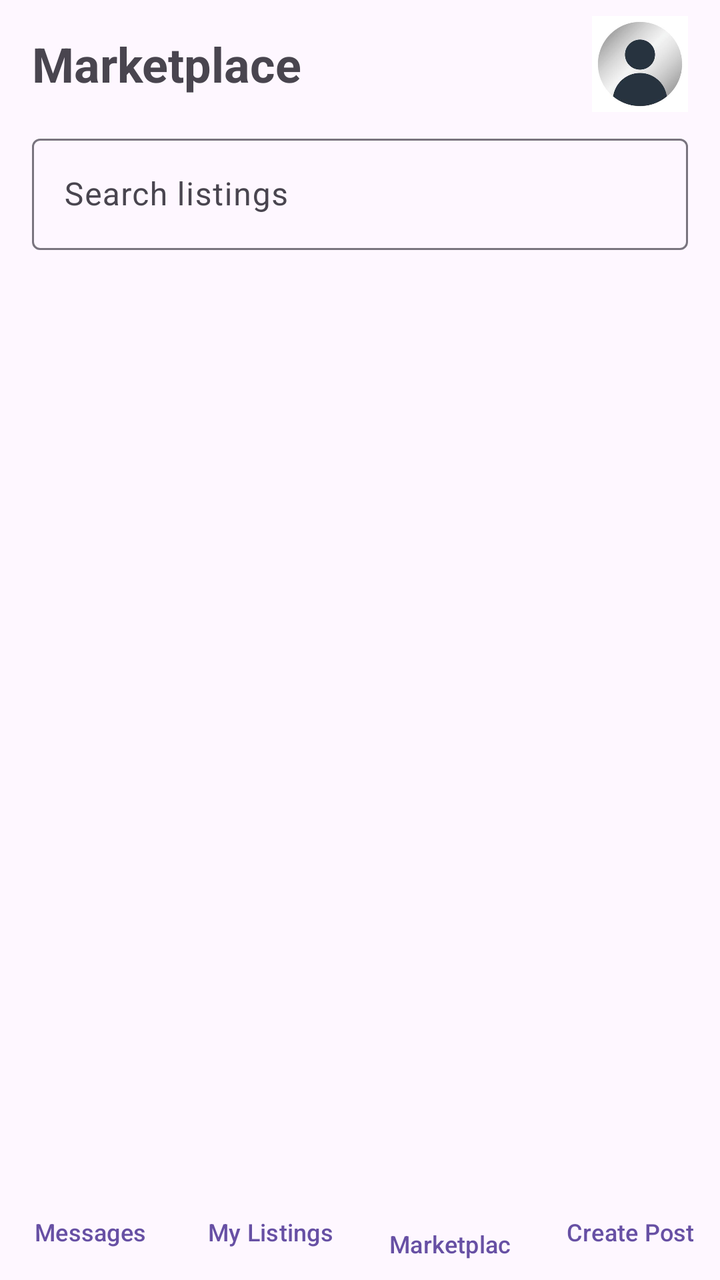
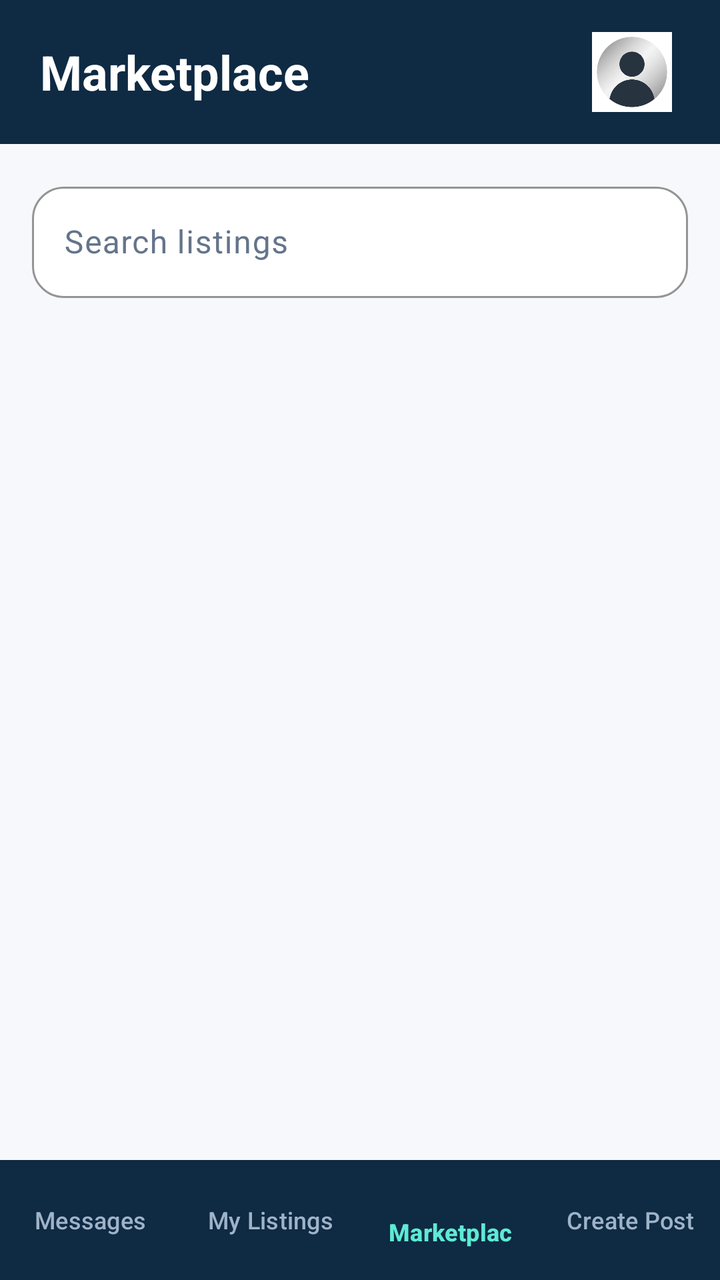

Compare the two renders of this Android layout. The source of the first and the diff that turns it into the second are given below.
<!-- AndroidManifest.xml: application theme Theme.SOFE4640UFinalProject -->
<!-- res/layout/activity_homepage.xml -->
<?xml version="1.0" encoding="utf-8"?>
<LinearLayout xmlns:android="http://schemas.android.com/apk/res/android"
    xmlns:tools="http://schemas.android.com/tools"
    android:id="@+id/main"
    android:layout_width="match_parent"
    android:layout_height="match_parent"
    android:orientation="vertical"
    tools:context=".Homepage">

    <LinearLayout
        android:layout_width="match_parent"
        android:layout_height="wrap_content"
        android:gravity="center_vertical"
        android:orientation="horizontal"
        android:paddingHorizontal="16dp"
        android:paddingVertical="8dp">

        <TextView
            android:layout_width="0dp"
            android:layout_height="wrap_content"
            android:layout_weight="1"
            android:text="Marketplace"
            android:textSize="24sp"
            android:textStyle="bold" />

        <ImageButton
            android:id="@+id/profileButton"
            android:layout_width="48dp"
            android:layout_height="48dp"
            android:background="@null"
            android:contentDescription="Profile"
            android:scaleType="fitCenter"
            android:src="@drawable/profile" />
    </LinearLayout>

    <com.google.android.material.textfield.TextInputLayout
        style="@style/Widget.Material3.TextInputLayout.OutlinedBox"
        android:layout_width="match_parent"
        android:layout_height="wrap_content"
        android:layout_marginHorizontal="16dp"
        android:hint="Search listings">

        <com.google.android.material.textfield.TextInputEditText
            android:id="@+id/etSearch"
            android:layout_width="match_parent"
            android:layout_height="wrap_content"
            android:inputType="text"
            android:maxLines="1" />
    </com.google.android.material.textfield.TextInputLayout>

    <androidx.recyclerview.widget.RecyclerView
        android:id="@+id/rvListings"
        android:layout_width="match_parent"
        android:layout_height="0dp"
        android:layout_weight="1"
        android:paddingTop="8dp" />

    <LinearLayout
        android:layout_width="match_parent"
        android:layout_height="wrap_content"
        android:orientation="horizontal">

        <Button
            android:id="@+id/btnMessages"
            style="@style/Widget.Material3.Button.TextButton"
            android:layout_width="0dp"
            android:layout_height="wrap_content"
            android:layout_weight="1"
            android:maxLines="1"
            android:text="Messages"
            android:textSize="12sp" />

        <Button
            android:id="@+id/btnMyListings"
            style="@style/Widget.Material3.Button.TextButton"
            android:layout_width="0dp"
            android:layout_height="wrap_content"
            android:layout_weight="1"
            android:maxLines="1"
            android:text="My Listings"
            android:textSize="12sp" />

        <Button
            android:id="@+id/btnHome"
            style="@style/Widget.Material3.Button.TextButton"
            android:layout_width="0dp"
            android:layout_height="wrap_content"
            android:layout_weight="1"
            android:maxLines="1"
            android:text="Marketplace"
            android:textSize="12sp" />

        <Button
            android:id="@+id/btnPost"
            style="@style/Widget.Material3.Button.TextButton"
            android:layout_width="0dp"
            android:layout_height="wrap_content"
            android:layout_weight="1"
            android:maxLines="1"
            android:text="Create Post"
            android:textSize="12sp" />
    </LinearLayout>
</LinearLayout>
<!-- resources referenced by this layout -->
<resources>
  <!-- drawable profile: jpg bitmap (drawable, 5847 bytes) -->
  <style name="Theme.SOFE4640UFinalProject" parent="Base.Theme.SOFE4640UFinalProject" />
  <style name="Base.Theme.SOFE4640UFinalProject" parent="Theme.Material3.DayNight.NoActionBar">
          
          
      </style>
</resources>

<!-- the commit's change to res/layout/activity_homepage.xml (unified diff, before → after) -->
@@ -1,25 +1,30 @@
 <?xml version="1.0" encoding="utf-8"?>
 <LinearLayout xmlns:android="http://schemas.android.com/apk/res/android"
+    xmlns:app="http://schemas.android.com/apk/res-auto"
     xmlns:tools="http://schemas.android.com/tools"
     android:id="@+id/main"
     android:layout_width="match_parent"
     android:layout_height="match_parent"
+    android:background="@color/bg_main"
     android:orientation="vertical"
     tools:context=".Homepage">
 
+    
     <LinearLayout
         android:layout_width="match_parent"
         android:layout_height="wrap_content"
+        android:background="@color/primary"
         android:gravity="center_vertical"
         android:orientation="horizontal"
-        android:paddingHorizontal="16dp"
-        android:paddingVertical="8dp">
+        android:paddingHorizontal="20dp"
+        android:paddingVertical="12dp">
 
         <TextView
             android:layout_width="0dp"
             android:layout_height="wrap_content"
             android:layout_weight="1"
             android:text="Marketplace"
+            android:textColor="@color/surface"
             android:textSize="24sp"
             android:textStyle="bold" />
 
@@ -29,36 +34,54 @@
             android:layout_height="48dp"
             android:background="@null"
             android:contentDescription="Profile"
+            android:padding="4dp"
             android:scaleType="fitCenter"
             android:src="@drawable/profile" />
     </LinearLayout>
 
+    
     <com.google.android.material.textfield.TextInputLayout
         style="@style/Widget.Material3.TextInputLayout.OutlinedBox"
         android:layout_width="match_parent"
         android:layout_height="wrap_content"
         android:layout_marginHorizontal="16dp"
-        android:hint="Search listings">
+        android:layout_marginTop="16dp"
+        android:hint="Search listings"
+        android:textColorHint="@color/text_secondary"
+        app:boxBackgroundColor="@color/surface"
+        app:boxCornerRadiusBottomEnd="16dp"
+        app:boxCornerRadiusBottomStart="16dp"
+        app:boxCornerRadiusTopEnd="16dp"
+        app:boxCornerRadiusTopStart="16dp"
+        app:boxStrokeColor="@color/accent"
+        app:hintTextColor="@color/accent_dark">
 
         <com.google.android.material.textfield.TextInputEditText
             android:id="@+id/etSearch"
             android:layout_width="match_parent"
             android:layout_height="wrap_content"
             android:inputType="text"
-            android:maxLines="1" />
+            android:maxLines="1"
+            android:textColor="@color/text_primary" />
     </com.google.android.material.textfield.TextInputLayout>
 
+    
     <androidx.recyclerview.widget.RecyclerView
         android:id="@+id/rvListings"
         android:layout_width="match_parent"
         android:layout_height="0dp"
         android:layout_weight="1"
-        android:paddingTop="8dp" />
+        android:clipToPadding="false"
+        android:paddingHorizontal="12dp"
+        android:paddingTop="12dp" />
 
+    
     <LinearLayout
         android:layout_width="match_parent"
         android:layout_height="wrap_content"
-        android:orientation="horizontal">
+        android:background="@color/primary"
+        android:orientation="horizontal"
+        android:paddingVertical="6dp">
 
         <Button
             android:id="@+id/btnMessages"
@@ -68,6 +91,7 @@
             android:layout_weight="1"
             android:maxLines="1"
             android:text="Messages"
+            android:textColor="@color/nav_inactive"
             android:textSize="12sp" />
 
         <Button
@@ -78,8 +102,10 @@
             android:layout_weight="1"
             android:maxLines="1"
             android:text="My Listings"
+            android:textColor="@color/nav_inactive"
             android:textSize="12sp" />
 
+        
         <Button
             android:id="@+id/btnHome"
             style="@style/Widget.Material3.Button.TextButton"
@@ -88,7 +114,9 @@
             android:layout_weight="1"
             android:maxLines="1"
             android:text="Marketplace"
-            android:textSize="12sp" />
+            android:textColor="@color/accent_light"
+            android:textSize="12sp"
+            android:textStyle="bold" />
 
         <Button
             android:id="@+id/btnPost"
@@ -98,6 +126,7 @@
             android:layout_weight="1"
             android:maxLines="1"
             android:text="Create Post"
+            android:textColor="@color/nav_inactive"
             android:textSize="12sp" />
     </LinearLayout>
 </LinearLayout>
<!-- resource entries referenced after the edit -->
@@ -1,5 +1,14 @@
 <!-- resources referenced by this layout -->
 <resources>
+  <color name="accent">#14B8A6</color>
+  <color name="accent_dark">#0D9488</color>
+  <color name="accent_light">#5EEAD4</color>
+  <color name="bg_main">#F6F8FB</color>
+  <color name="nav_inactive">#9FB3C8</color>
+  <color name="primary">#0F2A43</color>
+  <color name="surface">#FFFFFF</color>
+  <color name="text_primary">#0F172A</color>
+  <color name="text_secondary">#64748B</color>
   <!-- drawable profile: jpg bitmap (drawable, 5847 bytes) -->
   <style name="Theme.SOFE4640UFinalProject" parent="Base.Theme.SOFE4640UFinalProject" />
   <style name="Base.Theme.SOFE4640UFinalProject" parent="Theme.Material3.DayNight.NoActionBar">
